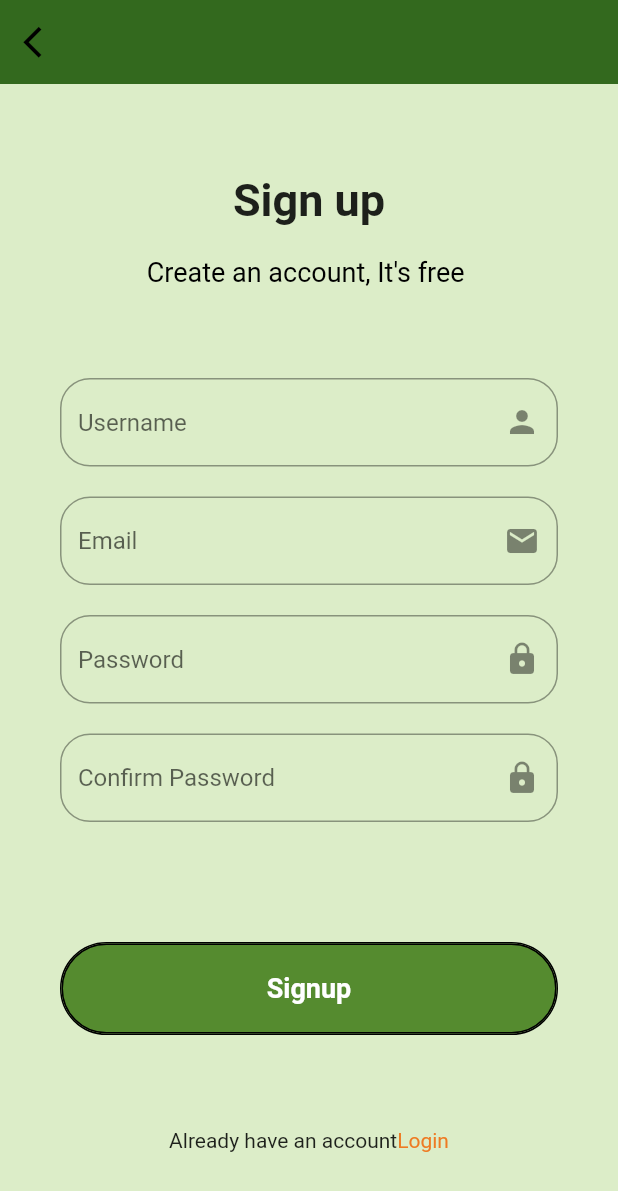
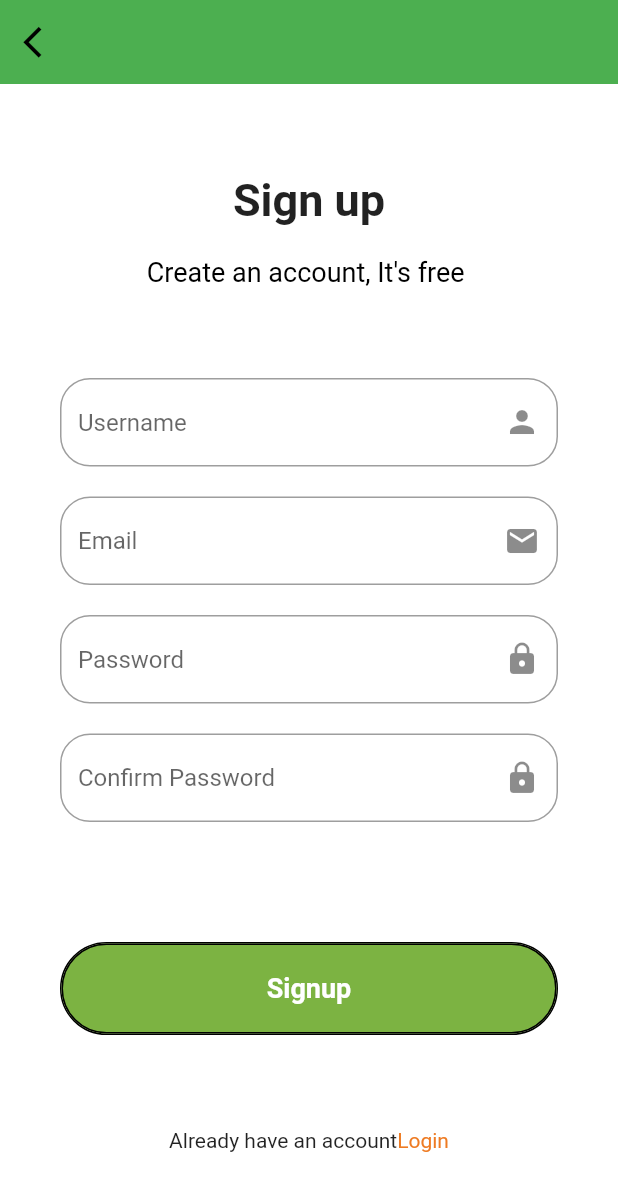
Before and after one commit to rohitgupta2000/trashCashteam, a Flutter app: the screen it shows after launch, after a tap on "Continue", after a tap on "Sign up", on a phone screen of 412 x 824 dp. Shown: the top 1191 px of the screen. Run offline on Flutter 3.47's test engine with Material 2 defaults, Android fonts, the phone set to English and light mode, and no system bars; our stand-ins replace cloud_firestore, curved_navigation_bar, firebase_auth, firebase_core, firebase_storage, flip_card and 6 more; accounts and stored records are empty.

Commit message:
changed the layout

```diff
--- a/lib/main.dart
+++ b/lib/main.dart
@@ -18,12 +18,9 @@ import 'package:firebase_core/firebase_core.dart';
 
 import 'helper/helperfunction.dart';
 
-
-void main() async{
-
-    WidgetsFlutterBinding.ensureInitialized();
-  await Firebase
-      .initializeApp();
+void main() async {
+  WidgetsFlutterBinding.ensureInitialized();
+  await Firebase.initializeApp();
   runApp(TrashCash());
 }
 
@@ -35,10 +32,11 @@ class TrashCash extends StatefulWidget {
 class _TrashCashState extends State<TrashCash> {
   bool isUserloggedIn = false;
   String userName;
-  bool dpstatus=false;
+  bool dpstatus = false;
 
   @override
-  void initState() {                          //the first part to run when this page loads
+  void initState() {
+    //the first part to run when this page loads
     getLoggedInState();
     getuserName();
     //getDpstatus();                  //takes time to get data from server..should not use await in init state so function is created
@@ -71,10 +69,10 @@ class _TrashCashState extends State<TrashCash> {
     return MaterialApp(
       debugShowCheckedModeBanner: false,
       title: "TrashCash",
-      theme: ThemeData(primarySwatch: Colors.teal),
+      theme: ThemeData(primarySwatch: Colors.green),
       home: isUserloggedIn != null
           ? isUserloggedIn
-              ? HomePage()
+              ? SplashScreen()
               : SplashScreen()
           : SplashScreen(),
       //HomePage(),
--- a/lib/pages/HomeSectionPages/LeaderboardContainer.dart
+++ b/lib/pages/HomeSectionPages/LeaderboardContainer.dart
@@ -114,7 +114,7 @@ class LeaderBoardContainer extends StatelessWidget {
           margin: EdgeInsets.symmetric(horizontal: 8),
           decoration: BoxDecoration(
               border: Border(
-                  bottom: BorderSide(color: HexColor('#b3b3b3'), width: 1))),
+                  bottom: BorderSide(color: HexColor('#fff'), width: 1))),
           child: Column(children: [
             Row(
               mainAxisAlignment: MainAxisAlignment.spaceBetween,
--- a/lib/pages/Notifications.dart
+++ b/lib/pages/Notifications.dart
@@ -8,8 +8,10 @@ class NotificationPage extends StatelessWidget {
       appBar: AppBar(
         title: Text('NotificationPage'),
       ),
-      body: Container(decoration: BoxDecoration(color: Colors.teal),
-      child: Notifications(),),
+      body: Container(
+        decoration: BoxDecoration(color: Colors.green),
+        child: Notifications(),
+      ),
     );
   }
 }
--- a/lib/pages/sell.dart
+++ b/lib/pages/sell.dart
@@ -7,6 +7,6 @@ class Sell extends StatelessWidget {
         appBar: AppBar(
           title: Text('SellPage'),
         ),
-        body: Container(decoration: BoxDecoration(color: Colors.brown)));
+        body: Container(decoration: BoxDecoration(color: Colors.white)));
   }
 }
--- a/lib/profilePage/dp.dart
+++ b/lib/profilePage/dp.dart
@@ -35,7 +35,7 @@ class _UploadingImageToFirebaseStorageState
     await uploadTask.then((res) {
       res.ref.getDownloadURL();
     });
-  //  Navigator.pushReplacement(context, MaterialPageRoute(builder: (context)=> ProfileScreen()));
+    //  Navigator.pushReplacement(context, MaterialPageRoute(builder: (context)=> ProfileScreen()));
   }
 
   @override
@@ -62,7 +62,7 @@ class _UploadingImageToFirebaseStorageState
                   padding: const EdgeInsets.all(8.0),
                   child: Center(
                     child: Text(
-                      "Uploade profile picture",
+                      "Upload profile picture",
                       style: TextStyle(
                           color: Colors.white,
                           fontSize: 28,
--- a/lib/profilePage/profile_menu.dart
+++ b/lib/profilePage/profile_menu.dart
@@ -19,7 +19,7 @@ class ProfileMenu extends StatelessWidget {
       child: FlatButton(
           padding: EdgeInsets.all(20),
           shape:
-              RoundedRectangleBorder(borderRadius: BorderRadius.circular(15)),
+              RoundedRectangleBorder(borderRadius: BorderRadius.circular(50)),
           color: Color(0xFFF5F6F9),
           onPressed: press,
           child: Row(
--- a/lib/views/mainpage.dart
+++ b/lib/views/mainpage.dart
@@ -58,7 +58,7 @@ class MainPage extends StatelessWidget {
                 height: MediaQuery.of(context).size.height / 3,
                 decoration: BoxDecoration(
                     image: DecorationImage(
-                        image: AssetImage("assets/welcome.png"))),
+                        image: AssetImage("assets/welcome2.jpg"))),
               ),
               Column(
                 children: <Widget>[
@@ -71,7 +71,7 @@ class MainPage extends StatelessWidget {
                           MaterialPageRoute(builder: (context) => LoginPage()));
                     },
                     // defining the shape
-                    color: Colors.lightGreen[800],
+                    color: Colors.lightGreen[600],
 
                     shape: RoundedRectangleBorder(
                         side: BorderSide(color: Colors.black),
@@ -95,7 +95,7 @@ class MainPage extends StatelessWidget {
                           MaterialPageRoute(
                               builder: (context) => SignupPage()));
                     },
-                    color: Colors.lightGreen[800],
+                    color: Colors.lightGreen[600],
                     shape: RoundedRectangleBorder(
                       borderRadius: BorderRadius.circular(50),
                       side: BorderSide(color: Colors.black),
--- a/lib/views/signup.dart
+++ b/lib/views/signup.dart
@@ -8,50 +8,52 @@ import 'package:trashcash_home/services/database.dart';
 import 'login.dart';
 
 class SignupPage extends StatefulWidget {
-
   @override
   _SignupPageState createState() => _SignupPageState();
 }
 
 class _SignupPageState extends State<SignupPage> {
+  bool isLoading = false;
+  DatabaseMethods databaseMethods = new DatabaseMethods();
+  AuthMethods authMethods = new AuthMethods(); //to use the methods of the class
 
-bool isLoading =false;
-DatabaseMethods databaseMethods=new DatabaseMethods();
-AuthMethods authMethods=new AuthMethods(); //to use the methods of the class
+  final formKey = GlobalKey<FormState>();
 
-final formKey= GlobalKey<FormState>();
+  TextEditingController userNametextEditingController =
+      new TextEditingController();
 
-TextEditingController userNametextEditingController=new TextEditingController();
+  TextEditingController passwordtextEditingController =
+      new TextEditingController();
 
-TextEditingController passwordtextEditingController=new TextEditingController();
+  TextEditingController emailtextEditingController =
+      new TextEditingController();
 
-TextEditingController emailtextEditingController=new TextEditingController();
+  TextEditingController confirmPasswordtextEditingController =
+      new TextEditingController();
 
-TextEditingController confirmPasswordtextEditingController=new TextEditingController();
-
-signMeUp(){
-  if(formKey.currentState.validate()){
-
- Map<String,String> userInfoMap={
-           "name" : userNametextEditingController.text,
+  signMeUp() {
+    if (formKey.currentState.validate()) {
+      Map<String, String> userInfoMap = {
+        "name": userNametextEditingController.text,
         "email": emailtextEditingController.text
       };
-    HelperFunctions.saveUserEmailSharedPreference(emailtextEditingController.text);
-    HelperFunctions.saveUserNameSharedPreference(userNametextEditingController.text);
+      HelperFunctions.saveUserEmailSharedPreference(
+          emailtextEditingController.text);
+      HelperFunctions.saveUserNameSharedPreference(
+          userNametextEditingController.text);
       //constants.myNAme=userNametextEditingController.text;
 
-
       setState(() {
-      isLoading=true;
-
+        isLoading = true;
       });
-    authMethods.signUpWithEmailAndPassword(
-      emailtextEditingController.text, passwordtextEditingController.text).then((value)
-       {});
+      authMethods
+          .signUpWithEmailAndPassword(emailtextEditingController.text,
+              passwordtextEditingController.text)
+          .then((value) {});
       databaseMethods.uploadUserInfo(userInfoMap); //uploading a map to database
       HelperFunctions.saveuserLoggedInSharedPreference(true);
-        Navigator.push(context,
-        MaterialPageRoute(builder: (context) => HomePage()));
+      Navigator.push(
+          context, MaterialPageRoute(builder: (context) => HomePage()));
     }
   }
 
@@ -59,11 +61,11 @@ signMeUp(){
   Widget build(BuildContext context) {
     return Scaffold(
       resizeToAvoidBottomInset: true,
-      backgroundColor: Colors.lightGreen[100],
+      backgroundColor: Colors.white,
       appBar: AppBar(
         elevation: 0,
         brightness: Brightness.light,
-        backgroundColor: Colors.lightGreen[900],
+        backgroundColor: Colors.green,
         leading: IconButton(
           onPressed: () {
             Navigator.pop(context);
@@ -75,8 +77,11 @@ signMeUp(){
           ),
         ),
       ),
-      body: isLoading? Container(
-        child: Center(child: CircularProgressIndicator(),))
+      body: isLoading
+          ? Container(
+              child: Center(
+              child: CircularProgressIndicator(),
+            ))
           : SingleChildScrollView(
               child: Container(
                 padding: EdgeInsets.symmetric(horizontal: 40),
@@ -103,7 +108,6 @@ signMeUp(){
                         )
                       ],
                     ),
-
                     Form(
                       key: formKey,
                       child: Column(
@@ -148,9 +152,11 @@ signMeUp(){
                             height: 20.0,
                           ),
                           TextFormField(
-                       obscureText: true,   //to show stars
-                          validator: (val){
-                            return val.length>6 ? null: "provide 6+ character ";
+                            obscureText: true, //to show stars
+                            validator: (val) {
+                              return val.length > 6
+                                  ? null
+                                  : "provide 6+ character ";
                             },
                             controller: passwordtextEditingController,
                             decoration: InputDecoration(
@@ -165,9 +171,11 @@ signMeUp(){
                             height: 20.0,
                           ),
                           TextFormField(
-                       obscureText: true,   //to show stars
-                          validator: (val){
-                            return val==passwordtextEditingController.text? null: "password do not match ";
+                            obscureText: true, //to show stars
+                            validator: (val) {
+                              return val == passwordtextEditingController.text
+                                  ? null
+                                  : "password do not match ";
                             },
                             controller: confirmPasswordtextEditingController,
                             decoration: InputDecoration(
@@ -204,7 +212,7 @@ signMeUp(){
                         onPressed: () {
                           signMeUp();
                         },
-                  color: Colors.lightGreen[800],
+                        color: Colors.lightGreen[600],
                         elevation: 0,
                         shape: RoundedRectangleBorder(
                           borderRadius: BorderRadius.circular(50),
@@ -226,11 +234,15 @@ signMeUp(){
                         SizedBox(height: 20.0),
                         GestureDetector(
                           onTap: () {
-                      Navigator.push(context,
-                          MaterialPageRoute(builder: (context) => LoginPage()));
+                            Navigator.push(
+                                context,
+                                MaterialPageRoute(
+                                    builder: (context) => LoginPage()));
                           },
                           child: Text.rich(
-                      TextSpan(text: 'Already have an account', children: [
+                            TextSpan(
+                                text: 'Already have an account',
+                                children: [
                                   TextSpan(
                                     text: 'Login',
                                     style: TextStyle(color: Color(0xffEE7B23)),
```
Also changed, not shown: lib/notification/notificationtile.dart (+22 -25 lines), lib/pages/Coupons/coupon.dart (+3 -4 lines), lib/pages/Coupons/redemptionScreen.dart (+5 -5 lines), lib/pages/homePage.dart (+33 -89 lines), lib/profilePage/home.dart (+13 -15 lines), lib/profilePage/profilepic.dart (+50 -43 lines), lib/views/login.dart (+6 -10 lines), assets/welcome2.jpg (added), assets/welcome2.png (added). Lines whose indentation alone changed are shown as unchanged.
